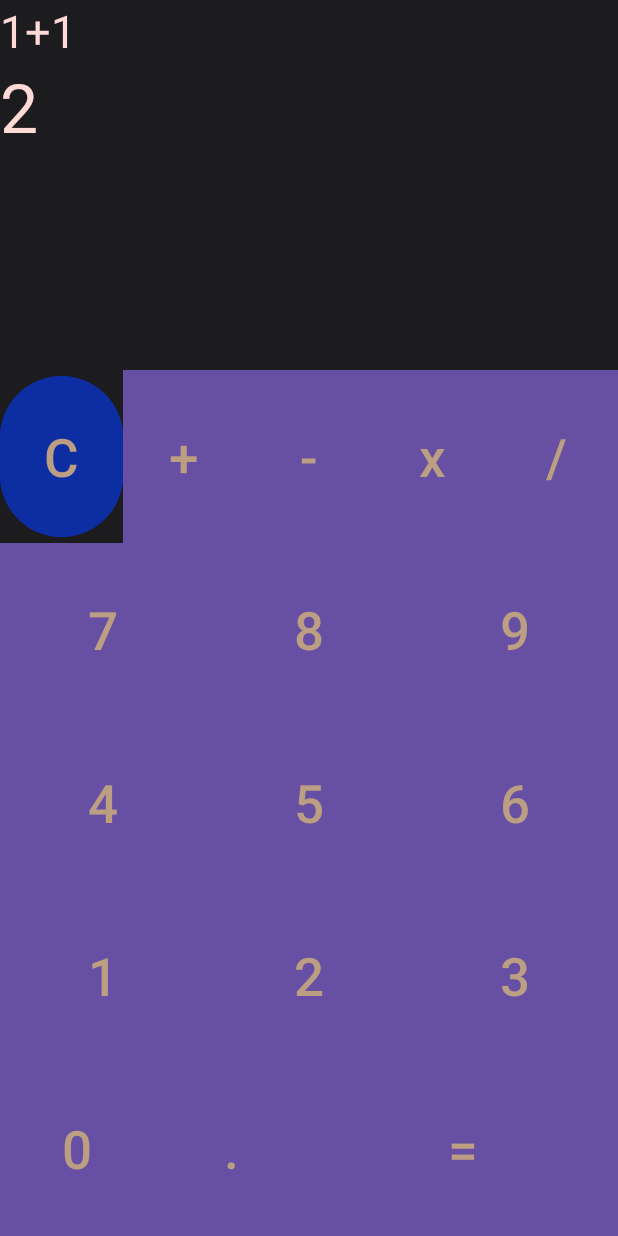
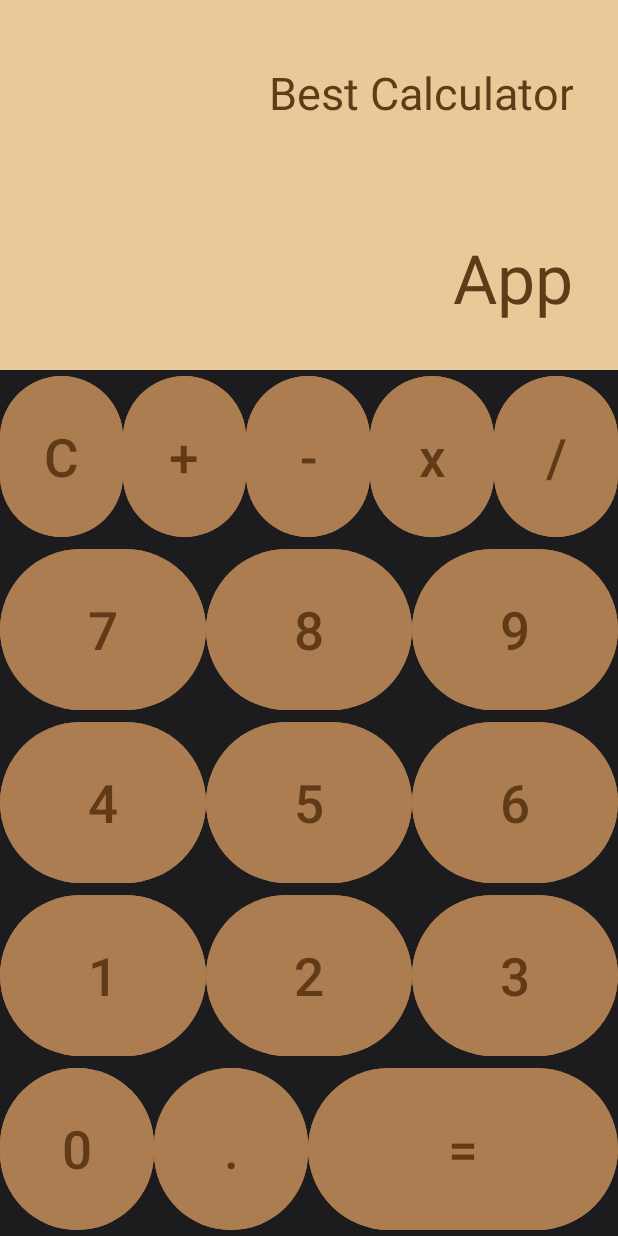
Before and after one commit to DxnnySZN/CalculatorAppDanielY, an Android app: the screen it shows after launch (MainActivity), on a phone screen of 412 x 824 dp. Run offline under Robolectric (Android 15) with nearby library versions, the phone set to English and light mode, and no system bars.

Commit message:
final product 9/13/23
app finally doesn't crash anymore

```diff
--- a/app/src/main/java/com/example/calculatorappdaniely/MainActivity.java
+++ b/app/src/main/java/com/example/calculatorappdaniely/MainActivity.java
@@ -1,3 +1,4 @@
+// https://youtu.be/kqmSUwRZ6kg?si=GS-jYNKDbDpPPpbV this tutorial helped me out with the code provided below
 package com.example.calculatorappdaniely;
 import androidx.appcompat.app.AppCompatActivity;
 
@@ -9,25 +10,22 @@ import android.widget.Toast;
 import javax.script.ScriptEngine;
 import javax.script.ScriptEngineManager;
 import javax.script.ScriptException;
-
 public class MainActivity extends AppCompatActivity {
     TextView workingsTV;
     TextView resultsTV;
     String workings = "";
-
     @Override
     protected void onCreate(Bundle savedInstanceState) {
         super.onCreate(savedInstanceState);
         setContentView(R.layout.activity_main); // use this code for activity_main.xml instead of frame_1.xml
         findID();
     }
-
     private void findID(){
         workingsTV = (TextView)findViewById(R.id.workingsTextView);
         resultsTV = (TextView)findViewById(R.id.resultTextView);
     }
     private void setWorkings(String givenValue){
-        // method is going to get called for each of the buttons(textviews)
+        // method is going to get called for each of the buttons
         // whatever button i click on, it will display my input
         workings += givenValue;
         workingsTV.setText(workings);
@@ -49,8 +47,16 @@ public class MainActivity extends AppCompatActivity {
             }
         }
         if(result != null){
+            // if result is not null, set the result textview to the results of the double
+            // cast that double into a string
             resultsTV.setText(String.valueOf(result.doubleValue()));
         }
+    }
+    public void decimalOnClick(View view){
+        setWorkings(".");
+    }
+    public void zeroOnClick(View view){
+        setWorkings("0");
     }
     public void oneOnClick(View view){
         setWorkings("1");
--- a/app/src/main/res/layout/activity_main.xml
+++ b/app/src/main/res/layout/activity_main.xml
@@ -12,25 +12,38 @@
     <!--layout for the output
     layout_weight allows the layout to work for many devices with different dimensions-->
     <LinearLayout
+        android:background="@color/bgOutputColor"
         android:layout_width="match_parent"
         android:layout_height="0dp"
         android:orientation="vertical"
         android:layout_weight="3">
 
+        <!--setting textAlignment to textEnd is crucial since when the user inputs the desired values,
+        it will start off to the right and get pushed out towards the left-->
         <TextView
             android:layout_width="wrap_content"
-            android:layout_height="wrap_content"
-            android:textColor="@color/md_theme_light_errorContainer"
-            android:text="1+1"
+            android:layout_height="0dp"
+            android:layout_weight="1"
+            android:gravity="center_vertical"
+            android:text="@string/startTextAbove"
+            android:textColor="@color/buttonTextColor"
             android:textSize="@dimen/outputWorkingTextSize"
+            android:layout_gravity="end"
+            android:paddingRight="@dimen/paddingRight"
+            android:textAlignment="textEnd"
             android:id="@+id/workingsTextView"/>
 
         <TextView
             android:layout_width="wrap_content"
-            android:layout_height="wrap_content"
-            android:textColor="@color/md_theme_light_errorContainer"
-            android:text="2"
+            android:layout_height="0dp"
+            android:layout_weight="1"
+            android:gravity="center_vertical"
+            android:text="@string/startTextBelow"
+            android:textColor="@color/buttonTextColor"
             android:textSize="@dimen/outputResultsTextSize"
+            android:layout_gravity="end"
+            android:paddingRight="@dimen/paddingRight"
+            android:textAlignment="textEnd"
             android:id="@+id/resultTextView"/>
     </LinearLayout>
 
@@ -47,46 +60,52 @@
             android:layout_height="0dp"
             android:layout_weight="1">
 
+            <!--must use onClick so when the buttons are clicked by a user, the code can register the click-->
             <Button
                 android:layout_width="0dp"
                 android:layout_height="match_parent"
                 android:layout_weight="1"
-                android:backgroundTint="@color/CustomColor2"
                 android:text="C"
-                android:textColor="@color/CustomColor1"
+                android:backgroundTint="@color/buttonColor"
+                android:textColor="@color/buttonTextColor"
+                android:onClick="clearOnClick"
                 android:textSize="@dimen/buttonsTextSize" />
 
             <Button
                 android:layout_width="0dp"
                 android:layout_height="match_parent"
                 android:layout_weight="1"
-                android:background="@color/md_theme_dark_error"
                 android:text="+"
-                android:textColor="@color/CustomColor1"
+                android:backgroundTint="@color/buttonColor"
+                android:textColor="@color/buttonTextColor"
+                android:onClick="addOnClick"
                 android:textSize="@dimen/buttonsTextSize" />
             <Button
                 android:layout_width="0dp"
                 android:layout_height="match_parent"
                 android:layout_weight="1"
-                android:background="@color/md_theme_dark_error"
-                android:textColor="@color/CustomColor1"
+                android:backgroundTint="@color/buttonColor"
+                android:textColor="@color/buttonTextColor"
                 android:text="-"
+                android:onClick="subtractOnClick"
                 android:textSize="@dimen/buttonsTextSize"/>
             <Button
                 android:layout_width="0dp"
                 android:layout_height="match_parent"
                 android:layout_weight="1"
-                android:background="@color/md_theme_dark_error"
-                android:textColor="@color/CustomColor1"
+                android:backgroundTint="@color/buttonColor"
+                android:textColor="@color/buttonTextColor"
                 android:text="x"
+                android:onClick="multiplyOnClick"
                 android:textSize="@dimen/buttonsTextSize"/>
             <Button
                 android:layout_width="0dp"
                 android:layout_height="match_parent"
                 android:layout_weight="1"
-                android:background="@color/md_theme_dark_error"
-                android:textColor="@color/CustomColor1"
+                android:backgroundTint="@color/buttonColor"
+                android:textColor="@color/buttonTextColor"
                 android:text="/"
+                android:onClick="divideOnClick"
                 android:textSize="@dimen/buttonsTextSize"/>
 
         </LinearLayout>
@@ -101,25 +120,28 @@
                 android:layout_width="0dp"
                 android:layout_height="match_parent"
                 android:layout_weight="1"
-                android:background="@color/md_theme_dark_error"
-                android:textColor="@color/CustomColor1"
+                android:backgroundTint="@color/buttonColor"
+                android:textColor="@color/buttonTextColor"
                 android:text="7"
+                android:onClick="sevenOnClick"
                 android:textSize="@dimen/buttonsTextSize"/>
             <Button
                 android:layout_width="0dp"
                 android:layout_height="match_parent"
                 android:layout_weight="1"
-                android:background="@color/md_theme_dark_error"
-                android:textColor="@color/CustomColor1"
+                android:backgroundTint="@color/buttonColor"
+                android:textColor="@color/buttonTextColor"
                 android:text="8"
+                android:onClick="eightOnClick"
                 android:textSize="@dimen/buttonsTextSize"/>
             <Button
                 android:layout_width="0dp"
                 android:layout_height="match_parent"
                 android:layout_weight="1"
-                android:background="@color/md_theme_dark_error"
-                android:textColor="@color/CustomColor1"
+                android:backgroundTint="@color/buttonColor"
+                android:textColor="@color/buttonTextColor"
                 android:text="9"
+                android:onClick="nineOnClick"
                 android:textSize="@dimen/buttonsTextSize"/>
 
         </LinearLayout>
@@ -134,25 +156,28 @@
                 android:layout_width="0dp"
                 android:layout_height="match_parent"
                 android:layout_weight="1"
-                android:background="@color/md_theme_dark_error"
-                android:textColor="@color/CustomColor1"
+                android:backgroundTint="@color/buttonColor"
+                android:textColor="@color/buttonTextColor"
                 android:text="4"
+                android:onClick="fourOnClick"
                 android:textSize="@dimen/buttonsTextSize"/>
             <Button
                 android:layout_width="0dp"
                 android:layout_height="match_parent"
                 android:layout_weight="1"
-                android:background="@color/md_theme_dark_error"
-                android:textColor="@color/CustomColor1"
+                android:backgroundTint="@color/buttonColor"
+                android:textColor="@color/buttonTextColor"
                 android:text="5"
+                android:onClick="fiveOnClick"
                 android:textSize="@dimen/buttonsTextSize"/>
             <Button
                 android:layout_width="0dp"
                 android:layout_height="match_parent"
                 android:layout_weight="1"
-                android:background="@color/md_theme_dark_error"
-                android:textColor="@color/CustomColor1"
+                android:backgroundTint="@color/buttonColor"
+                android:textColor="@color/buttonTextColor"
                 android:text="6"
+                android:onClick="sixOnClick"
                 android:textSize="@dimen/buttonsTextSize"/>
 
         </LinearLayout>
@@ -167,25 +192,28 @@
                 android:layout_width="0dp"
                 android:layout_height="match_parent"
                 android:layout_weight="1"
-                android:background="@color/md_theme_dark_error"
-                android:textColor="@color/CustomColor1"
+                android:backgroundTint="@color/buttonColor"
+                android:textColor="@color/buttonTextColor"
                 android:text="1"
+                android:onClick="oneOnClick"
                 android:textSize="@dimen/buttonsTextSize"/>
             <Button
                 android:layout_width="0dp"
                 android:layout_height="match_parent"
                 android:layout_weight="1"
-                android:background="@color/md_theme_dark_error"
-                android:textColor="@color/CustomColor1"
+                android:backgroundTint="@color/buttonColor"
+                android:textColor="@color/buttonTextColor"
                 android:text="2"
+                android:onClick="twoOnClick"
                 android:textSize="@dimen/buttonsTextSize"/>
             <Button
                 android:layout_width="0dp"
                 android:layout_height="match_parent"
                 android:layout_weight="1"
-                android:background="@color/md_theme_dark_error"
-                android:textColor="@color/CustomColor1"
+                android:backgroundTint="@color/buttonColor"
+                android:textColor="@color/buttonTextColor"
                 android:text="3"
+                android:onClick="threeOnClick"
                 android:textSize="@dimen/buttonsTextSize"/>
 
         </LinearLayout>
@@ -200,25 +228,28 @@
                 android:layout_width="0dp"
                 android:layout_height="match_parent"
                 android:layout_weight="1"
-                android:background="@color/md_theme_dark_error"
-                android:textColor="@color/CustomColor1"
+                android:backgroundTint="@color/buttonColor"
+                android:textColor="@color/buttonTextColor"
                 android:text="0"
+                android:onClick="zeroOnClick"
                 android:textSize="@dimen/buttonsTextSize"/>
             <Button
                 android:layout_width="0dp"
                 android:layout_height="match_parent"
                 android:layout_weight="1"
-                android:background="@color/md_theme_dark_error"
-                android:textColor="@color/CustomColor1"
+                android:backgroundTint="@color/buttonColor"
+                android:textColor="@color/buttonTextColor"
                 android:text="."
+                android:onClick="decimalOnClick"
                 android:textSize="@dimen/buttonsTextSize"/>
             <Button
                 android:layout_width="0dp"
                 android:layout_height="match_parent"
                 android:layout_weight="2"
-                android:background="@color/md_theme_dark_error"
-                android:textColor="@color/CustomColor1"
+                android:backgroundTint="@color/buttonColor"
+                android:textColor="@color/buttonTextColor"
                 android:text="="
+                android:onClick="equalsOnClick"
                 android:textSize="@dimen/buttonsTextSize"/>
 
         </LinearLayout>
--- a/app/src/main/res/values/colors.xml
+++ b/app/src/main/res/values/colors.xml
@@ -60,6 +60,7 @@
     <color name="md_theme_dark_surfaceTint">#CFBCFF</color>
     <color name="md_theme_dark_outlineVariant">#49454E</color>
     <color name="md_theme_dark_scrim">#000000</color>
-    <color name="CustomColor1">#BC9E82</color>
-    <color name="CustomColor2">#0D2EA3</color>
+    <color name="buttonTextColor">#613B17</color>
+    <color name="buttonColor">#AC7D50</color>
+    <color name="bgOutputColor">#EAC998</color>
 </resources>
--- a/app/src/main/res/values/dimens.xml
+++ b/app/src/main/res/values/dimens.xml
@@ -6,5 +6,5 @@
     <dimen name = "marginLeftColumn">40dp</dimen>
     <dimen name = "marginMiddleColumn">150dp</dimen>
     <dimen name = "marginRightColumn">260dp</dimen>
-    <dimen name = "heightPaddingResultsText">190dp</dimen>
+    <dimen name = "paddingRight">30dp</dimen>
 </resources>
--- a/app/src/main/res/values/strings.xml
+++ b/app/src/main/res/values/strings.xml
@@ -1,3 +1,5 @@
 <resources>
-    <string name="app_name">CalculatorAppDanielY</string>
+    <string name="app_name">Best Calculator App</string>
+    <string name="startTextAbove">Best Calculator</string>
+    <string name="startTextBelow">App</string>
 </resources>
```
